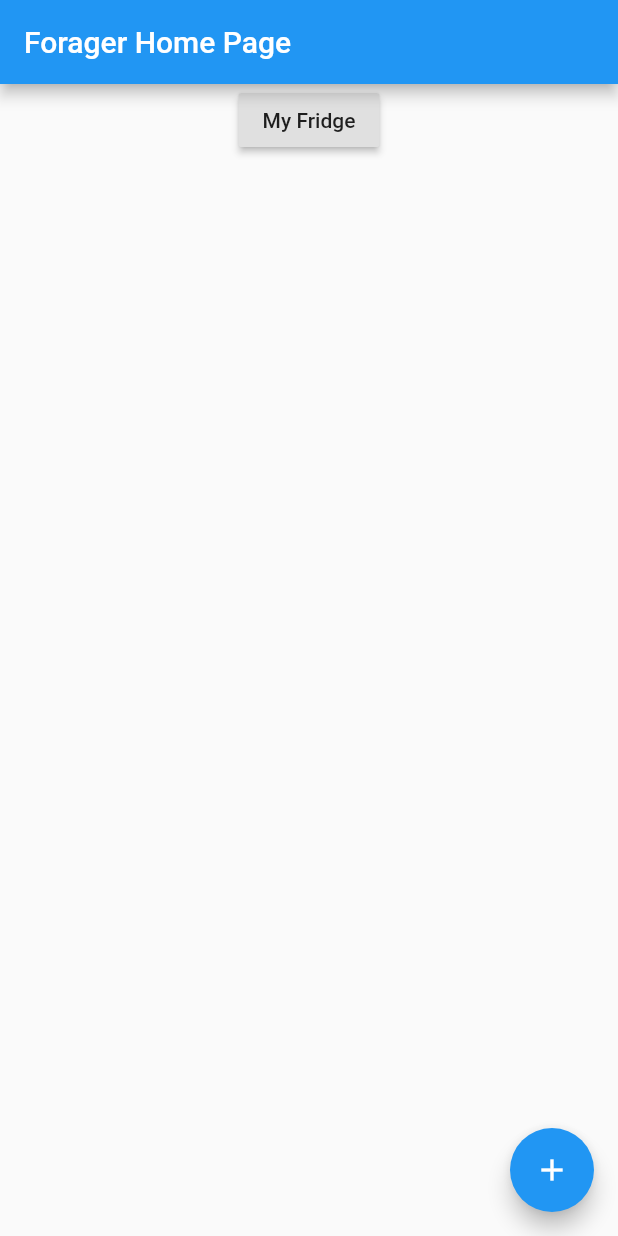
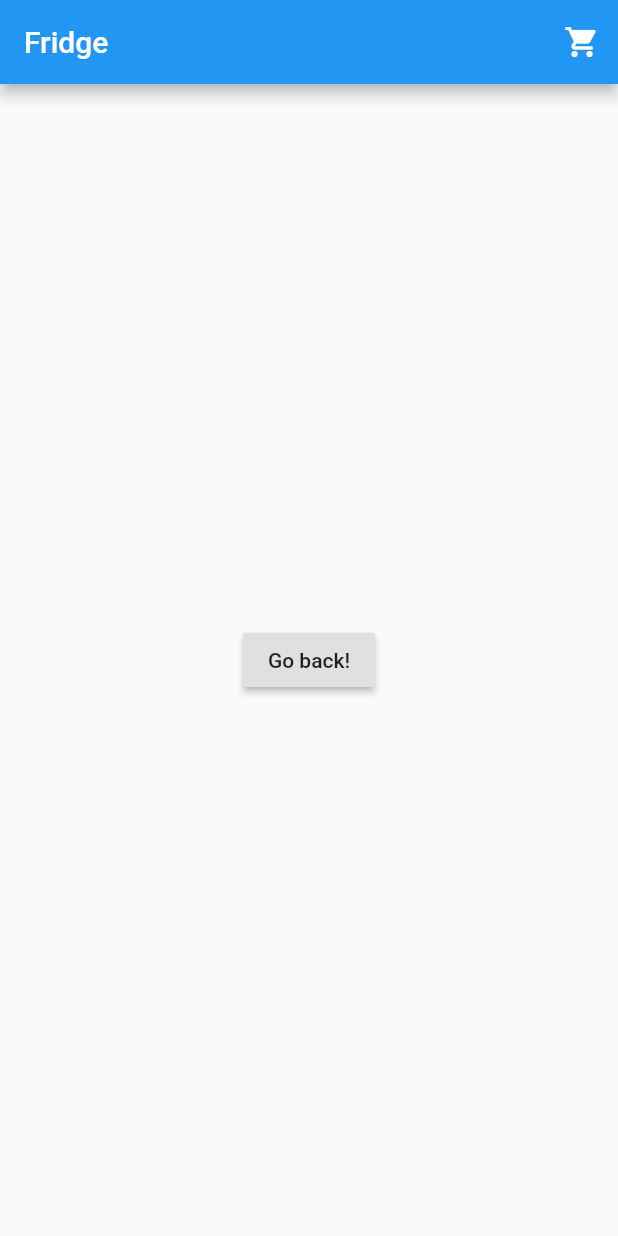
Before and after one commit to cmwaters/forager-food-manager, a Flutter app: the screen it shows after launch, on a phone screen of 412 x 824 dp. Run offline on Flutter 3.47's test engine with Material 2 defaults, Android fonts, the phone set to English and light mode, and no system bars.

Commit message:
created Fridge page

```diff
--- a/lib/main.dart
+++ b/lib/main.dart
@@ -1,5 +1,6 @@
 import 'package:flutter/material.dart';
-import 'screens/home_screen.dart';
+//import 'screens/home_screen.dart';
+import 'screens/fridge.dart';
 
 void main() => runApp(MyApp());
 
@@ -21,7 +22,7 @@ class MyApp extends StatelessWidget {
         // is not restarted.
         primarySwatch: Colors.blue,
       ),
-      home: MyHomePage(title: 'Forager Home Page'),
+      home: FridgePage(),
     );
   }
 }
--- /dev/null
+++ b/lib/screens/fridge.dart
@@ -0,0 +1,29 @@
+import 'package:flutter/material.dart';
+import 'shopping_list.dart';
+
+class FridgePage extends StatelessWidget {
+  @override
+  Widget build(BuildContext context) {
+    return Scaffold(
+      appBar: AppBar(
+        title: Text("Fridge"),
+        actions: <Widget>[
+          IconButton(
+            icon: Icon(Icons.shopping_cart),
+            onPressed: () {
+              Navigator.push(context, MaterialPageRoute(builder: (context) => ShoppingListPage()));
+            },
+          )
+        ],
+      ),
+      body: Center(
+        child: RaisedButton(
+          onPressed: () {
+            // Navigate back to first route when tapped.
+          },
+          child: Text('Go back!'),
+        ),
+      ),
+    );
+  }
+}
--- a/lib/screens/home_screen.dart
+++ b/lib/screens/home_screen.dart
@@ -1,37 +1,8 @@
 import 'package:flutter/material.dart';
+import 'fridge.dart';
+import 'shopping_list.dart';
 
-class MyHomePage extends StatefulWidget {
-  MyHomePage({Key key, this.title}) : super(key: key);
-
-  // This widget is the home page of your application. It is stateful, meaning
-  // that it has a State object (defined below) that contains fields that affect
-  // how it looks.
-
-  // This class is the configuration for the state. It holds the values (in this
-  // case the title) provided by the parent (in this case the App widget) and
-  // used by the build method of the State. Fields in a Widget subclass are
-  // always marked "final".
-
-  final String title;
-
-  @override
-  _MyHomePageState createState() => _MyHomePageState();
-}
-
-class _MyHomePageState extends State<MyHomePage> {
-  int _counter = 0;
-
-  void _incrementCounter() {
-    setState(() {
-      // This call to setState tells the Flutter framework that something has
-      // changed in this State, which causes it to rerun the build method below
-      // so that the display can reflect the updated values. If we changed
-      // _counter without calling setState(), then the build method would not be
-      // called again, and so nothing would appear to happen.
-      _counter++;
-    });
-  }
-
+class MyHomePage extends StatelessWidget {
   @override
   Widget build(BuildContext context) {
     // This method is rerun every time setState is called, for instance as done
@@ -44,7 +15,7 @@ class _MyHomePageState extends State<MyHomePage> {
       appBar: AppBar(
         // Here we take the value from the MyHomePage object that was created by
         // the App.build method, and use it to set our appbar title.
-        title: Text(widget.title),
+        title: Text('Forage'),
       ),
       body: Center(
 
@@ -55,17 +26,18 @@ class _MyHomePageState extends State<MyHomePage> {
                 RaisedButton(
                   child: Text('My Fridge'),
                   onPressed: () {
-
+                    Navigator.push(context, MaterialPageRoute(builder: (context) => FridgePage()));
+                  },
+                ),
+                RaisedButton(
+                  child: Text('My Shopping List'),
+                  onPressed: () {
+                    Navigator.push(context, MaterialPageRoute(builder: (context) => ShoppingListPage()));
                   },
                 )
               ]
           )
       ),
-      floatingActionButton: FloatingActionButton(
-        onPressed: _incrementCounter,
-        tooltip: 'Increment',
-        child: Icon(Icons.add),
-      ), // This trailing comma makes auto-formatting nicer for build methods.
     );
   }
 }
```
Also changed, not shown: lib/screens/shopping_list.dart (+39 -0 lines), lib/screens/add_food.dart (added), lib/screens/barcode_scanner.dart (deleted), lib/screens/expiration_list.dart (deleted).
